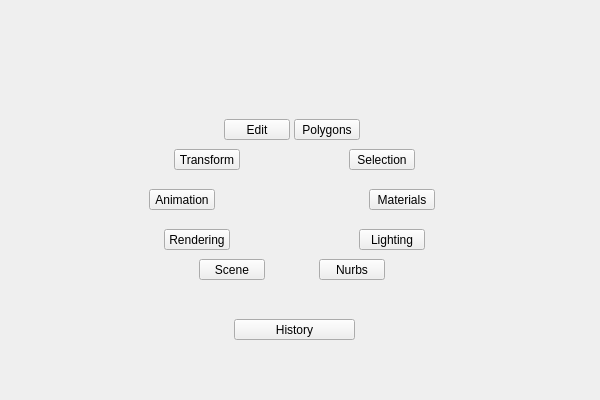
Above: radial/ui/uiLevel_1/main.ui from m3trik/radial before the change. Below: the same form after it.
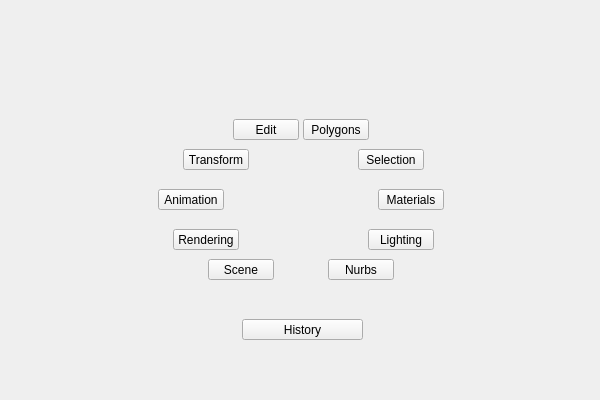
That is the form after the change.

The edit to the form file:
```diff
--- a/radial/ui/uiLevel_1/main.ui
+++ b/radial/ui/uiLevel_1/main.ui
@@ -65,7 +65,7 @@
       <widget class="QWidget" name="w002" native="true">
        <property name="geometry">
         <rect>
-         <x>130</x>
+         <x>138</x>
          <y>280</y>
          <width>306</width>
          <height>101</height>
@@ -103,7 +103,7 @@
       <widget class="QWidget" name="main" native="true">
        <property name="geometry">
         <rect>
-         <x>130</x>
+         <x>139</x>
          <y>110</y>
          <width>306</width>
          <height>161</height>
@@ -393,7 +393,7 @@
       <widget class="QWidget" name="w000" native="true">
        <property name="geometry">
         <rect>
-         <x>130</x>
+         <x>139</x>
          <y>0</y>
          <width>306</width>
          <height>101</height>
@@ -418,7 +418,7 @@
         <rect>
          <x>-5</x>
          <y>50</y>
-         <width>131</width>
+         <width>141</width>
          <height>291</height>
         </rect>
        </property>
```
